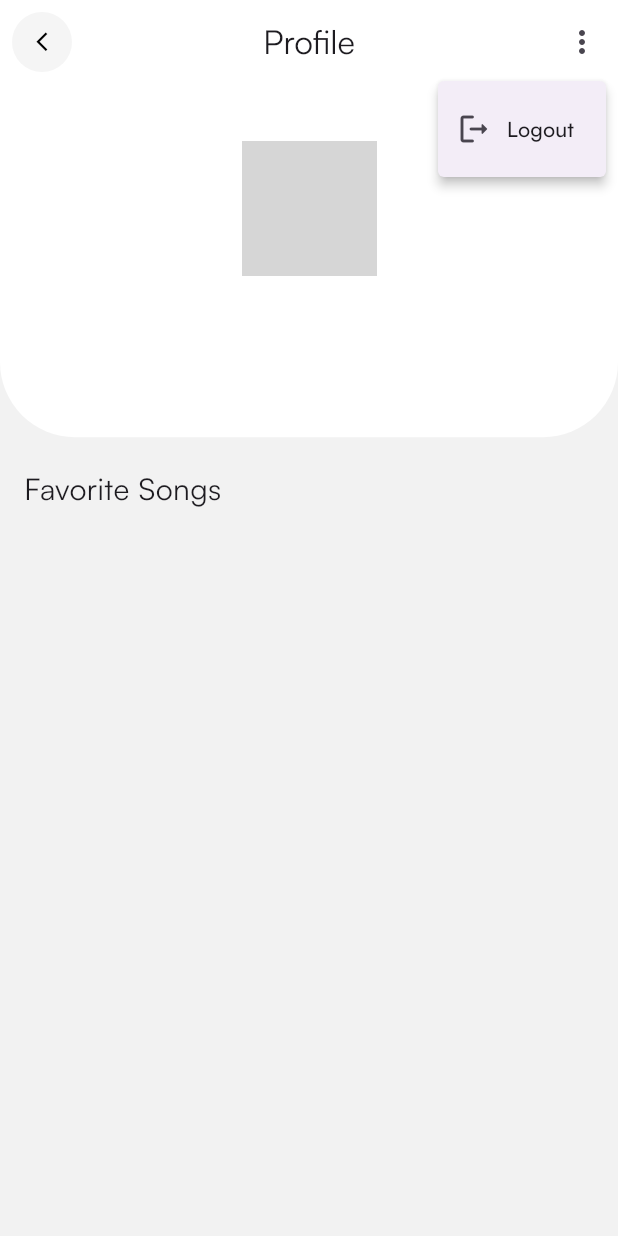
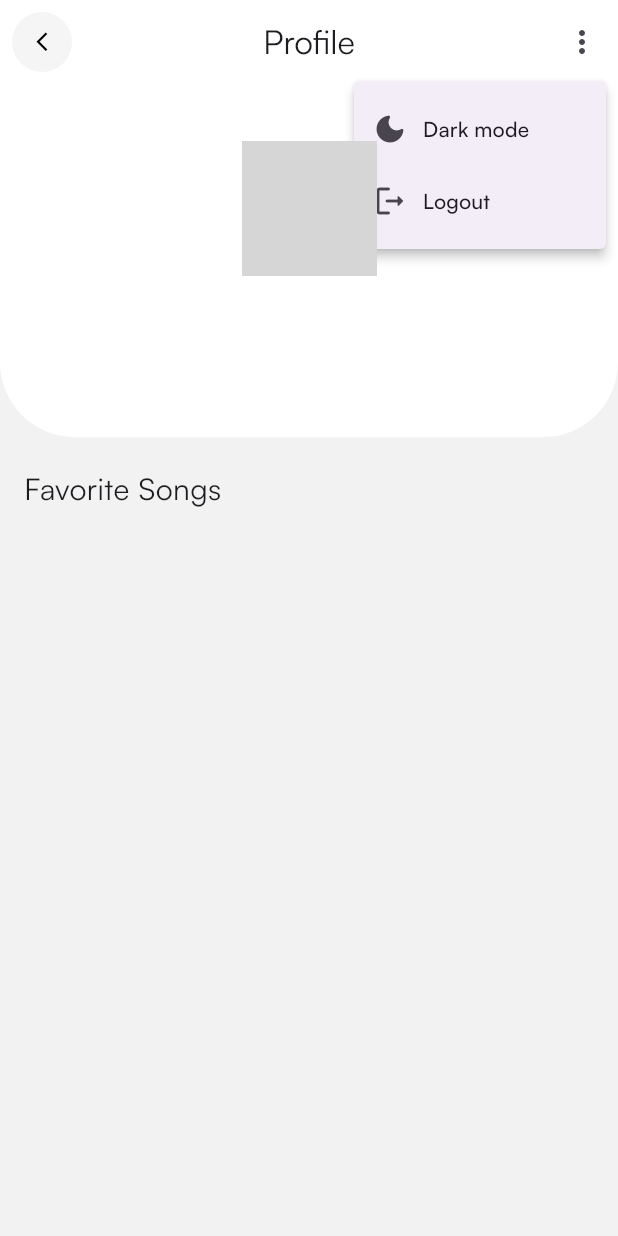
Before and after one commit to tnt-exe/spotify, a Flutter app: the ProfilePage screen opened directly, after a tap on the "more vert" icon, on a phone screen of 412 x 824 dp. Run offline on Flutter 3.47's test engine with Material 3 defaults, Android fonts, the phone set to English and light mode, and no system bars; our stand-ins replace cloud_firestore, dartz, firebase_auth, firebase_core, flutter_bloc, flutter_svg and 3 more; accounts and stored records are empty; network calls fail; grey boxes are pictures that could not be loaded.

Commit message:
feat: add change mode to profile and player

```diff
--- a/lib/presentation/profile/pages/profile.dart
+++ b/lib/presentation/profile/pages/profile.dart
@@ -4,12 +4,15 @@ import 'package:spotify/common/helpers/is_dark_mode.dart';
 import 'package:spotify/common/widgets/appbar/app_bar.dart';
 import 'package:spotify/common/widgets/favorite_button/favorite_button.dart';
 import 'package:spotify/core/configs/constants/app_urls.dart';
+import 'package:spotify/presentation/choose_mode/bloc/theme_cubit.dart';
 import 'package:spotify/presentation/intro/pages/get_started.dart';
 import 'package:spotify/presentation/profile/bloc/favorite_song_cubit.dart';
 import 'package:spotify/presentation/profile/bloc/favorite_song_state.dart';
 import 'package:spotify/presentation/profile/bloc/profile_cubit.dart';
 import 'package:spotify/presentation/profile/bloc/profile_state.dart';
 import 'package:spotify/presentation/song_player/pages/song_player.dart';
+
+enum ProfileMenu { changeMode, logout }
 
 class ProfilePage extends StatelessWidget {
   const ProfilePage({super.key});
@@ -18,13 +21,17 @@ class ProfilePage extends StatelessWidget {
   Widget build(BuildContext context) {
     return Scaffold(
       appBar: BasicAppBar(
-        action: PopupMenuButton<String>(
+        action: PopupMenuButton<ProfileMenu>(
           icon: const Icon(
             Icons.more_vert_rounded,
           ),
           offset: const Offset(0, 50),
           onSelected: (value) {
-            if (value == "Logout") {
+            if (value == ProfileMenu.changeMode) {
+              context.read<ThemeCubit>().updateTheme(
+                  context.isDarkMode ? ThemeMode.light : ThemeMode.dark);
+            }
+            if (value == ProfileMenu.logout) {
               Navigator.pushAndRemoveUntil(
                 context,
                 MaterialPageRoute(
@@ -34,9 +41,27 @@ class ProfilePage extends StatelessWidget {
               );
             }
           },
-          itemBuilder: (context) => <PopupMenuEntry<String>>[
-            const PopupMenuItem<String>(
-              value: 'Logout',
+          itemBuilder: (context) => <PopupMenuEntry<ProfileMenu>>[
+            PopupMenuItem<ProfileMenu>(
+              value: ProfileMenu.changeMode,
+              child: Row(
+                children: [
+                  Icon(
+                    context.isDarkMode
+                        ? Icons.light_mode_rounded
+                        : Icons.dark_mode_rounded,
+                  ),
+                  Padding(
+                    padding: const EdgeInsets.only(left: 10),
+                    child: Text(
+                      context.isDarkMode ? "Light mode" : "Dark mode",
+                    ),
+                  ),
+                ],
+              ),
+            ),
+            const PopupMenuItem<ProfileMenu>(
+              value: ProfileMenu.logout,
               child: Row(
                 children: [
                   Icon(Icons.logout_rounded),
```
Also changed, not shown: lib/presentation/song_player/pages/song_player.dart (+32 -18 lines).
